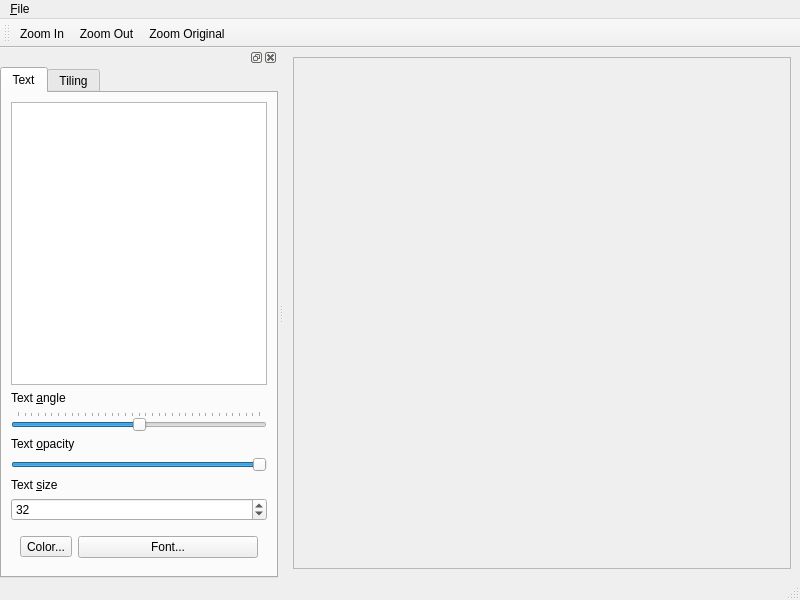
Qt form mainwindow.ui (hydrargyrum/kelpmark) before a commit.
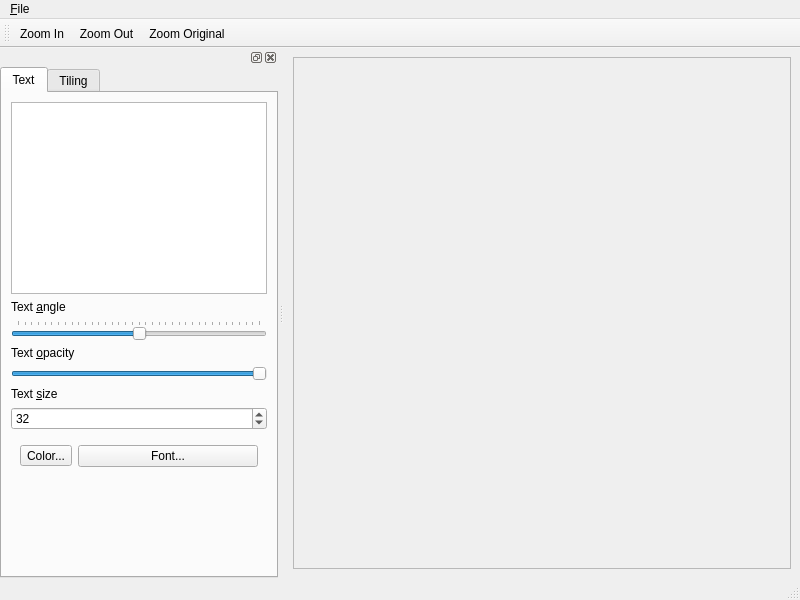
The same form after that commit.

Commit message: ui: spacer in text config tab

Diff of the .ui file:
```diff
--- a/mainwindow.ui
+++ b/mainwindow.ui
@@ -177,6 +177,19 @@
            </layout>
           </widget>
          </item>
+         <item>
+          <spacer name="verticalSpacer">
+           <property name="orientation">
+            <enum>Qt::Vertical</enum>
+           </property>
+           <property name="sizeHint" stdset="0">
+            <size>
+             <width>20</width>
+             <height>40</height>
+            </size>
+           </property>
+          </spacer>
+         </item>
         </layout>
        </widget>
        <widget class="QWidget" name="tab_2">
```
